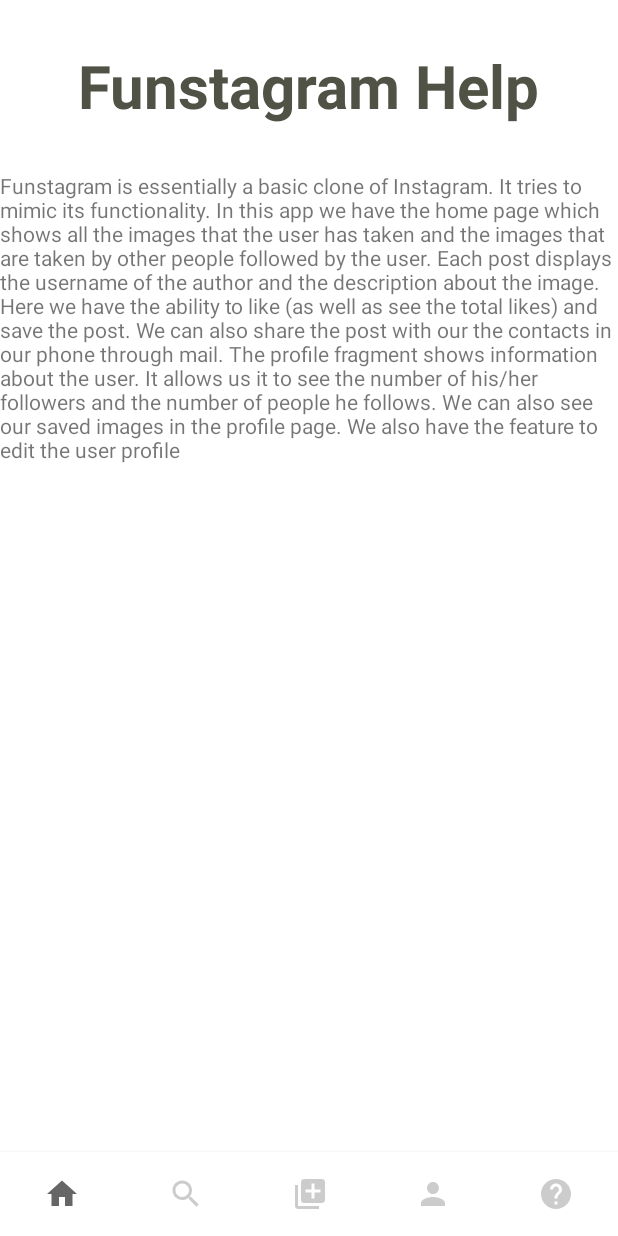
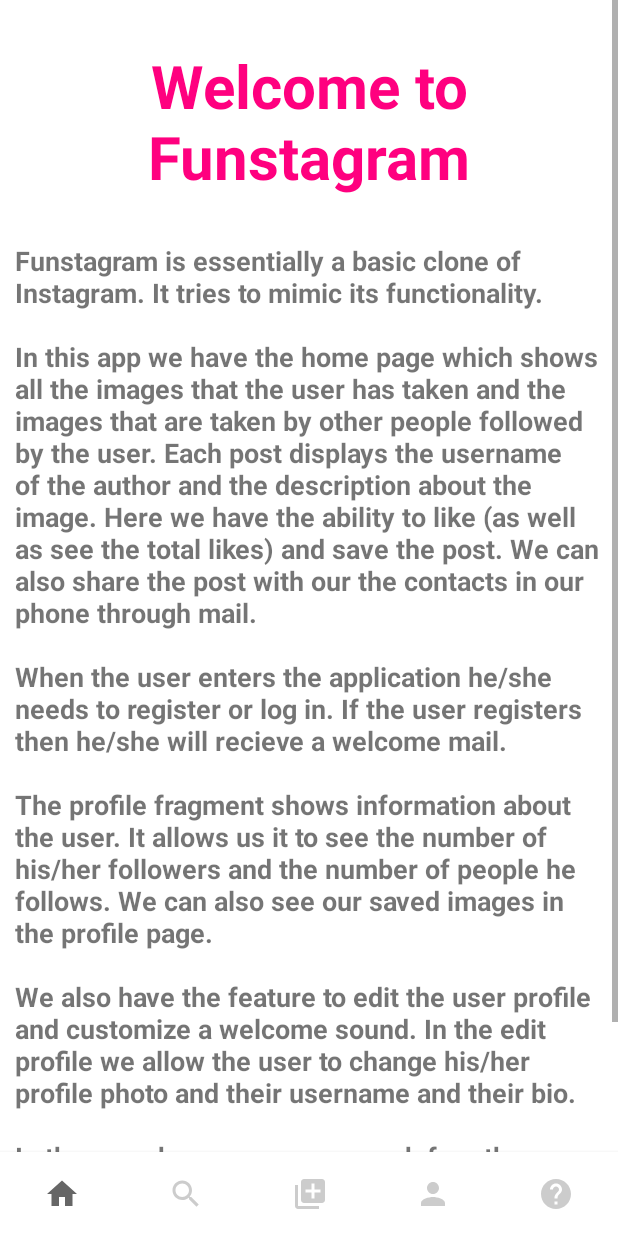
Before and after one commit to MykeDuong/Funstagram, an Android app: the fragment HelpFragment placed in its activity, on a phone screen of 412 x 824 dp. Run offline under Robolectric (Android 15) with nearby library versions, the phone set to English and light mode, and no system bars; our stand-ins replace Firebase (no records; nobody signed in at launch, a user with empty details on screens opened directly), Picasso.

Commit message:
Finsished the help functionality

```diff
--- a/app/src/main/java/com/minhsoumay/funstagram/Fragments/ProfileFragment.java
+++ b/app/src/main/java/com/minhsoumay/funstagram/Fragments/ProfileFragment.java
@@ -148,13 +148,13 @@
             public void onClick(View view) {
                 int res = 0;
                 System.out.println(chosenAudio);
+                if (chosenAudio == null) return;
                 if (chosenAudio.equals("Male")) { res = R.raw.male; }
                 else if (chosenAudio.equals("Female")) { res = R.raw.female; }
                 else if (chosenAudio.equals("Fantasy")) { res = R.raw.fantasy; }
                 else if (chosenAudio.equals("Haunted")) { res = R.raw.haunted; }
 
 
-                if (chosenAudio == null) return;
                 PlaybackRunnable pr = new PlaybackRunnable((AppCompatActivity)getActivity(),
                         getContext(),
                         res);
--- a/app/src/main/res/layout/fragment_help.xml
+++ b/app/src/main/res/layout/fragment_help.xml
@@ -1,20 +1,25 @@
 <?xml version="1.0" encoding="utf-8"?>
-<LinearLayout xmlns:android="http://schemas.android.com/apk/res/android"
+<ScrollView xmlns:android="http://schemas.android.com/apk/res/android"
     xmlns:tools="http://schemas.android.com/tools"
     android:layout_width="match_parent"
     android:layout_height="match_parent"
     tools:context=".Fragments.HelpFragment"
     android:orientation="vertical">
 
+    <LinearLayout
+        android:layout_width="match_parent"
+        android:layout_height="match_parent"
+        android:orientation="vertical">
     <TextView
         android:id="@+id/help_title"
         android:layout_width="wrap_content"
         android:layout_height="wrap_content"
         android:layout_marginTop="30dp"
         android:layout_gravity="center"
+        android:gravity="center"
         android:textSize="40dp"
-        android:text="Funstagram Help"
-        android:textColor="@color/blackish"
+        android:text="@string/wel_fun"
+        android:textColor="@color/pinkish_red"
         android:textStyle="bold"/>
 
     <TextView
@@ -22,8 +27,12 @@
         android:layout_width="wrap_content"
         android:layout_height="wrap_content"
         android:layout_marginTop="30dp"
+        android:layout_marginRight="10dp"
+        android:layout_marginLeft="10dp"
         android:layout_gravity="center"
+        android:textStyle="bold"
+        android:textSize="18dp"
         android:text="@string/help_body_para"/>
 
-
-</LinearLayout>
+    </LinearLayout>
+</ScrollView>
--- a/app/src/main/res/values/strings.xml
+++ b/app/src/main/res/values/strings.xml
@@ -6,10 +6,13 @@
     <string name="register_button">Register</string>
     <!-- TODO: Remove or change this placeholder text -->
     <string name="hello_blank_fragment">Hello blank fragment</string>
-    <string name="help_body_para">Funstagram is essentially a basic clone of Instagram. It tries to mimic its functionality. In this
+    <string name="help_body_para">Funstagram is essentially a basic clone of Instagram. It tries to mimic its functionality.\n\nIn this
     app we have the home page which shows all the images that the user has taken and the images that are taken by other people followed
     by the user. Each post displays the username of the author and the description about the image. Here we have the ability to like (as well as see the total likes) and save the post.
-        We can also share the post with our the contacts in our phone through mail.
-    The profile fragment shows information about the user. It allows us it to see the number of his/her followers and the number of people he follows.
-    We can also see our saved images in the profile page. We also have the feature to edit the user profile </string>
+        We can also share the post with our the contacts in our phone through mail.\n\nWhen the user enters the application he/she needs to register or log in. If the user registers then
+        he/she will recieve a welcome mail.\n\nThe profile fragment shows information about the user. It allows us it to see the number of his/her followers and the number of people he follows.
+    We can also see our saved images in the profile page.\n\nWe also have the feature to edit the user profile and customize a welcome sound. In the edit profile we allow
+        the user to change his/her profile photo and their username and their bio.\n\nIn the search page we can search for other users and follow them. \n\nIn the post page we can take a picture from the
+    device camera and post it with a particular decription.\n\n\n\n\n </string>
+    <string name="wel_fun">Welcome to Funstagram</string>
 </resources>
```
